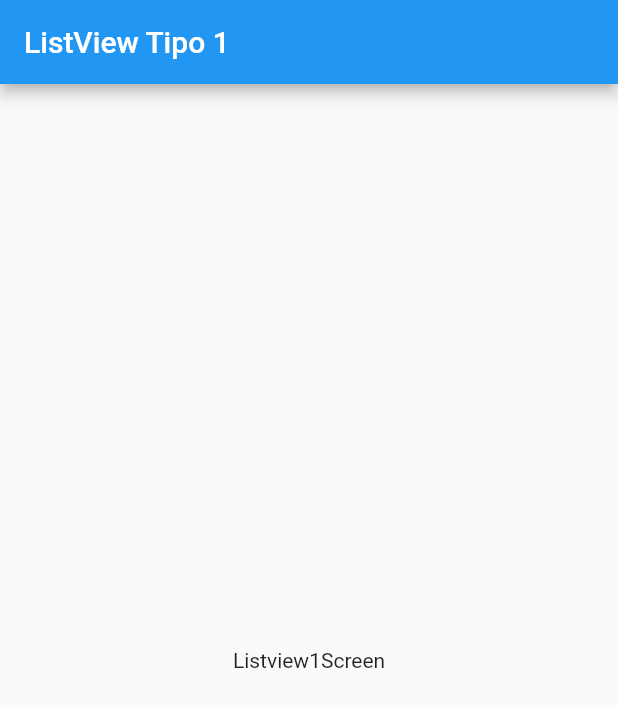
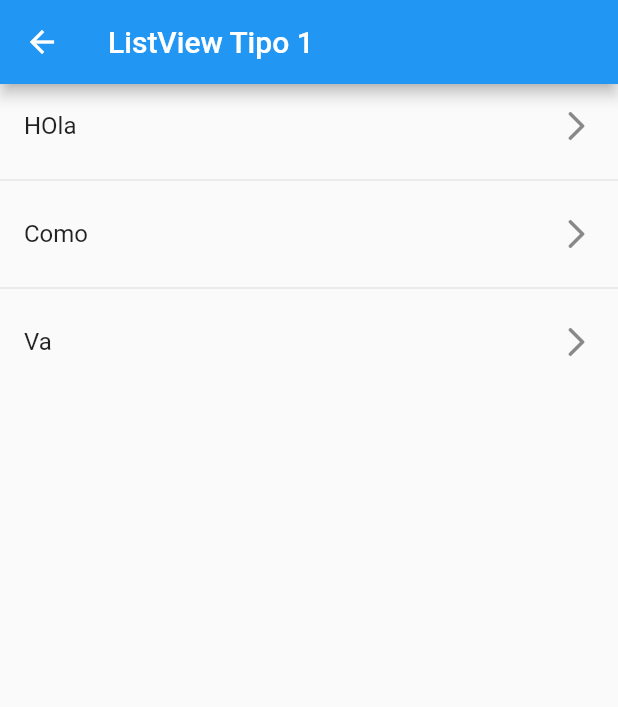
Before and after one commit to Akrata/curso-Flutter, a Flutter app: the Listview1Screen screen opened directly, on a phone screen of 412 x 824 dp. Shown: the top 707 px of the screen. Run offline on Flutter 3.47's test engine with Material 2 defaults, Android fonts, the phone set to English and light mode, and no system bars.

Commit message:
components_2

```diff
--- a/components_app/lib/screens/listview1_screen.dart
+++ b/components_app/lib/screens/listview1_screen.dart
@@ -1,7 +1,9 @@
 import 'package:flutter/material.dart';
 
 class Listview1Screen extends StatelessWidget {
-  const Listview1Screen({Key? key}) : super(key: key);
+  Listview1Screen({Key? key}) : super(key: key);
+
+  final List options = ['HOla', 'Como', 'Va'];
 
   @override
   Widget build(BuildContext context) {
@@ -9,8 +11,20 @@ class Listview1Screen extends StatelessWidget {
       appBar: AppBar(
         title: const Text("ListView Tipo 1"),
       ),
-      body: const Center(
-        child: Text('Listview1Screen'),
+      body: ListView.separated(
+        itemCount: options.length,
+        itemBuilder: (BuildContext context, int index) {
+          return ListTile(
+            title: Text(options[index]),
+            trailing: const Icon(Icons.arrow_forward_ios_rounded),
+            onTap: () {
+              print(options[index]);
+            },
+          );
+        },
+        separatorBuilder: (BuildContext context, int index) {
+          return const Divider();
+        },
       ),
     );
   }
--- a/components_app/lib/screens/screens.dart
+++ b/components_app/lib/screens/screens.dart
@@ -1 +1,3 @@
+export 'package:components_app/screens/home_screen.dart';
+
 export 'package:components_app/screens/listview1_screen.dart';
```
Also changed, not shown: components_app/lib/main.dart (+11 -5 lines), components_app/lib/screens/home_screen.dart (added, +27 -0 lines).
